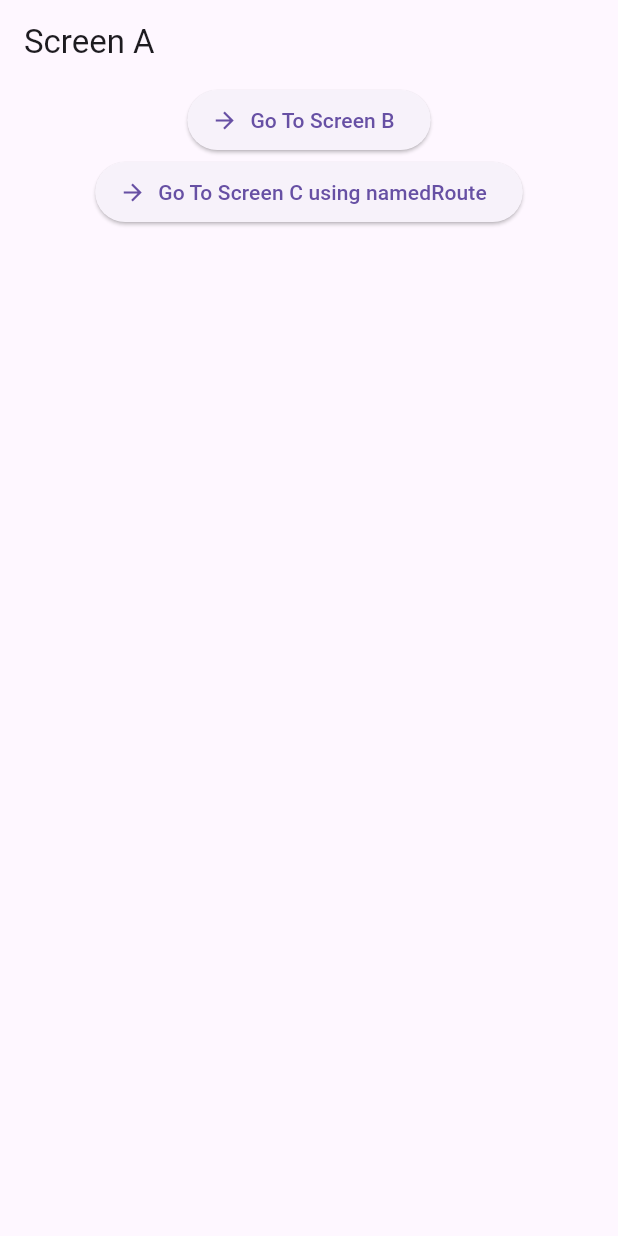
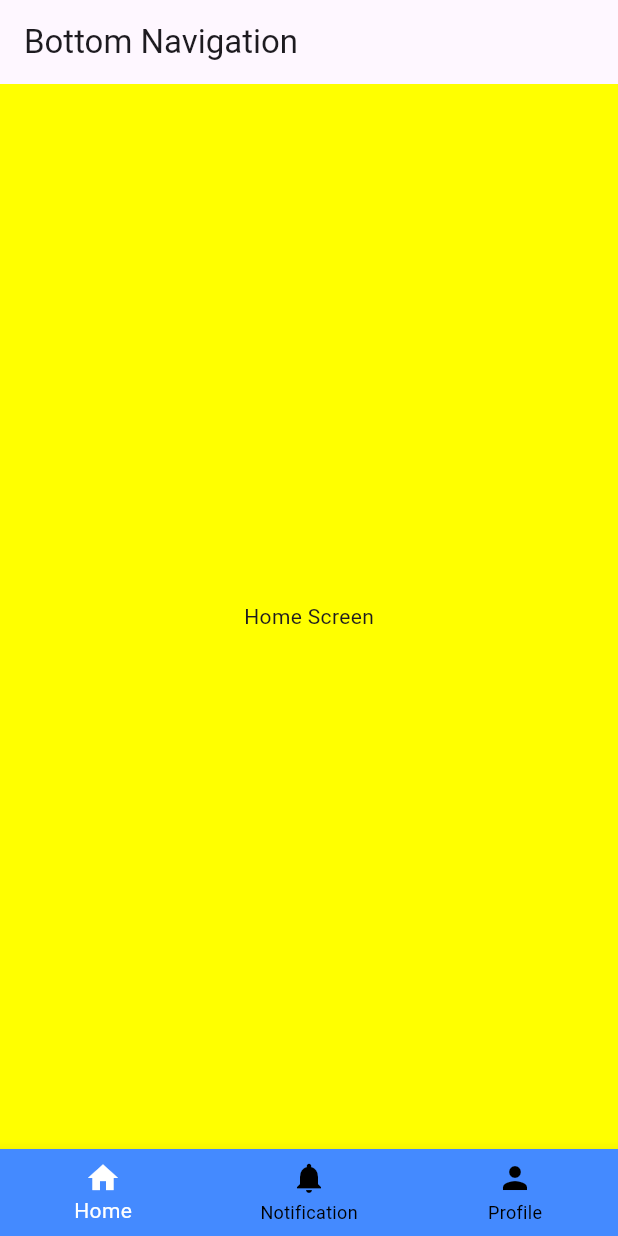
Before and after one commit to phyowaikyaw-mobiledev/flutter-learning, a Flutter app: the screen it shows after launch, on a phone screen of 412 x 824 dp. Run offline on Flutter 3.47's test engine with Material 3 defaults, Android fonts, the phone set to English and light mode, and no system bars.

Commit message:
floatingactionbutton and bottomnavigationbar

```diff
--- a/new_journey/lib/main.dart
+++ b/new_journey/lib/main.dart
@@ -1,4 +1,5 @@
   import 'package:flutter/material.dart';
+import 'package:new_journey/buildcontext_main.dart';
 import 'package:new_journey/navigation/screen_a.dart';
 import 'package:new_journey/widgets/ex10_column.dart';
 import 'package:new_journey/widgets/ex11_stack.dart';
@@ -19,7 +20,9 @@ import 'package:new_journey/widgets/ex25_gridtilebar.dart';
 import 'package:new_journey/widgets/ex26_wrap.dart';
 import 'package:new_journey/widgets/ex27_statefulwidget.dart';
 import 'package:new_journey/widgets/ex28_stateful_lifecycle.dart';
+import 'package:new_journey/widgets/ex29_floating_action_button.dart';
 import 'package:new_journey/widgets/ex2_text.dart';
+import 'package:new_journey/widgets/ex30_bottom_nav.dart';
 import 'package:new_journey/widgets/ex3_container.dart';
 import 'package:new_journey/widgets/ex4_images.dart';
 import 'package:new_journey/widgets/ex6_icons.dart';
@@ -42,7 +45,7 @@ import 'navigation/screen_c.dart';
       return MaterialApp(
         title: 'Flutter Course',
        debugShowCheckedModeBanner: false,  // for slide debug banner
-        home: ScreenA(), // if open this will show error
+        home:Ex30BottomNav(), // if open this will show error
         // initialRoute: 'screenC', //you will see screenC in initialRoute,
 
         //onGenerateRoute
@@ -65,11 +68,11 @@ import 'navigation/screen_c.dart';
         //
         //
         // Named Route ->
-        routes: {
-          'screenA' : (context) => ScreenA(),
-          'screenB' : (context) => ScreenB(data: "*****"),
-          'screenC' : (context) => ScreenC(),
-        },
+        // routes: {
+        //   'screenA' : (context) => ScreenA(),
+        //   'screenB' : (context) => ScreenB(data: "*****"),
+        //   'screenC' : (context) => ScreenC(),
+        // },
       );
 
     }
--- /dev/null
+++ b/new_journey/lib/sample_screen/home_screen.dart
@@ -0,0 +1,20 @@
+    import 'package:flutter/material.dart';
+
+    class HomeScreen extends StatelessWidget {
+      const HomeScreen({super.key});
+
+      @override
+      Widget build(BuildContext context) {
+        return Container(
+          color: Colors.yellowAccent,
+          width: double.infinity,
+          child: Column(
+            crossAxisAlignment:CrossAxisAlignment.center,
+            mainAxisAlignment: MainAxisAlignment.center,
+            children: [
+              Text('Home Screen')
+            ],
+          ),
+        );
+      }
+    }
--- /dev/null
+++ b/new_journey/lib/widgets/ex30_bottom_nav.dart
@@ -0,0 +1,62 @@
+    import 'package:flutter/material.dart';
+import 'package:new_journey/sample_screen/home_screen.dart';
+import 'package:new_journey/sample_screen/notification_screen.dart';
+import 'package:new_journey/sample_screen/profile_screen.dart';
+
+    class Ex30BottomNav extends StatefulWidget {
+      const Ex30BottomNav({super.key});
+
+      @override
+      State<Ex30BottomNav> createState() => _Ex30BottomNavState();
+    }
+
+    class _Ex30BottomNavState extends State<Ex30BottomNav> {
+
+      int  currentIndex = 0;
+
+      final pages = [
+        HomeScreen(),
+        NotificationScreen(),
+        ProfileScreen()
+      ];
+
+      @override
+      Widget build(BuildContext context) {
+        return Scaffold(
+          appBar: AppBar(
+            title: Text("Bottom Navigation"),
+          ),
+          body: pages[currentIndex],
+          bottomNavigationBar: BottomNavigationBar(
+            type: BottomNavigationBarType.fixed,
+            backgroundColor: Colors.blueAccent,
+            selectedItemColor: Colors.white,
+            unselectedItemColor: Colors.black,
+            currentIndex: currentIndex,
+
+              onTap: (index){
+               setState(() {
+                 currentIndex = index;
+                 print("currentIndex $currentIndex");
+               });
+
+              },
+              items: [BottomNavigationBarItem(
+                label: 'Home',
+                  icon: Icon(Icons.home)
+              ),
+                BottomNavigationBarItem(
+                    label: 'Notification',
+                    icon: Icon(Icons.notifications)
+                ),
+                BottomNavigationBarItem(
+                    label: 'Profile',
+                    icon: Icon(Icons.person)
+                ),
+
+
+              ]
+          ),
+        );
+      }
+    }
```
Also changed, not shown: new_journey/lib/buildcontext_main.dart (added, +53 -0 lines), new_journey/lib/sample_screen/notification_screen.dart (added, +20 -0 lines), new_journey/lib/sample_screen/profile_screen.dart (added, +20 -0 lines), new_journey/lib/widgets/ex29_floating_action_button.dart (added, +25 -0 lines).
